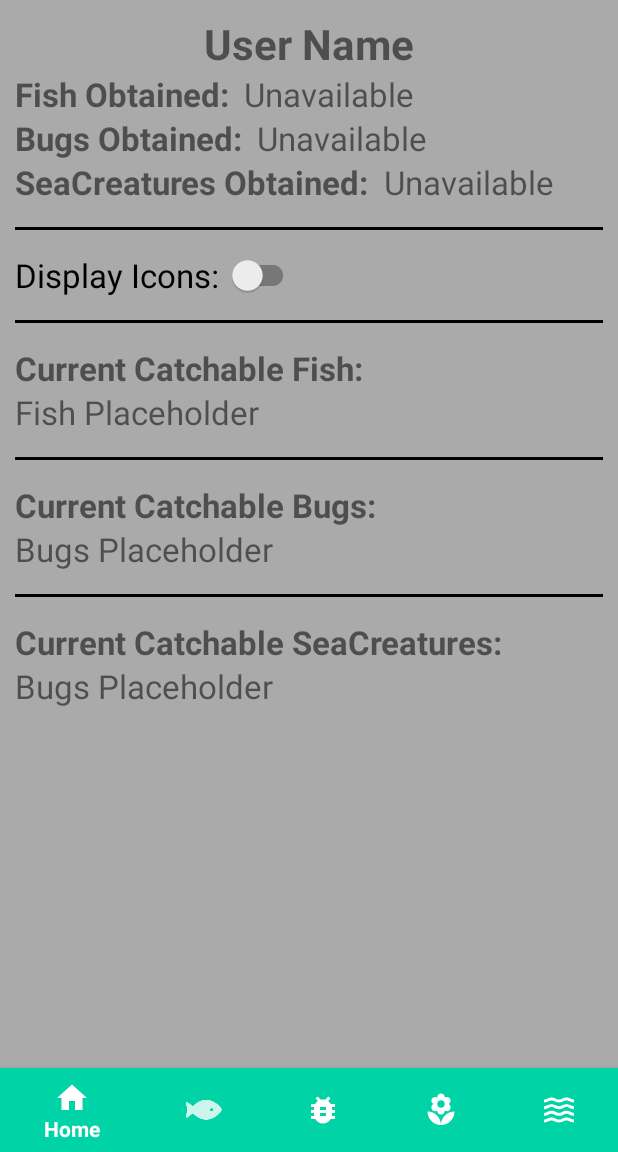
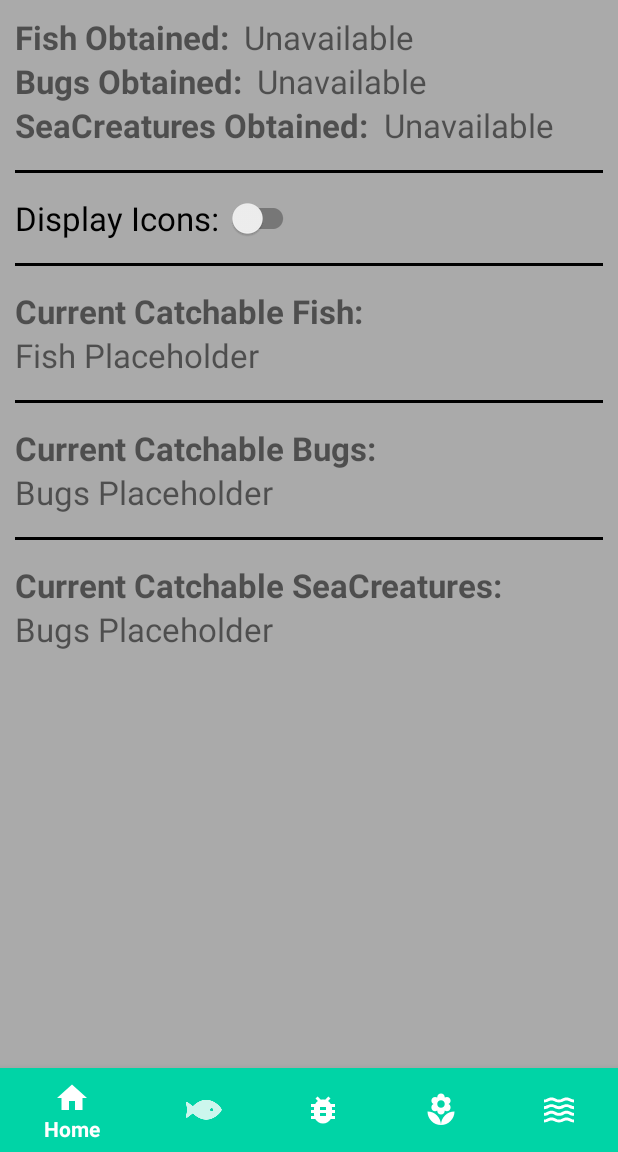
Before and after one commit to z3r08ug/ACNHCompanion, an Android app: the screen it shows after launch once a user with an empty profile is signed in (MainActivity), on a phone screen of 412 x 824 dp, the part 84-1236 px from its top. Run offline under Robolectric (Android 15) with nearby library versions, the light colour scheme and no system bars; our stand-ins replace CircleImageView, Firebase (no records; nobody signed in at launch, a user with empty details on screens opened directly), Room's generated code, navigation-ui.

Commit message:
Removed username field

```diff
--- a/app/src/main/res/layout/fragment_home.xml
+++ b/app/src/main/res/layout/fragment_home.xml
@@ -20,7 +20,8 @@
                 android:gravity="center_horizontal"
                 android:text="@string/user_name_placeholder"
                 android:textStyle="bold"
-                android:textSize="28sp"/>
+                android:textSize="28sp"
+                android:visibility="gone"/>
 
 <!--            <de.hdodenhof.circleimageview.CircleImageView-->
 <!--                xmlns:app="http://schemas.android.com/apk/res-auto"-->
```
